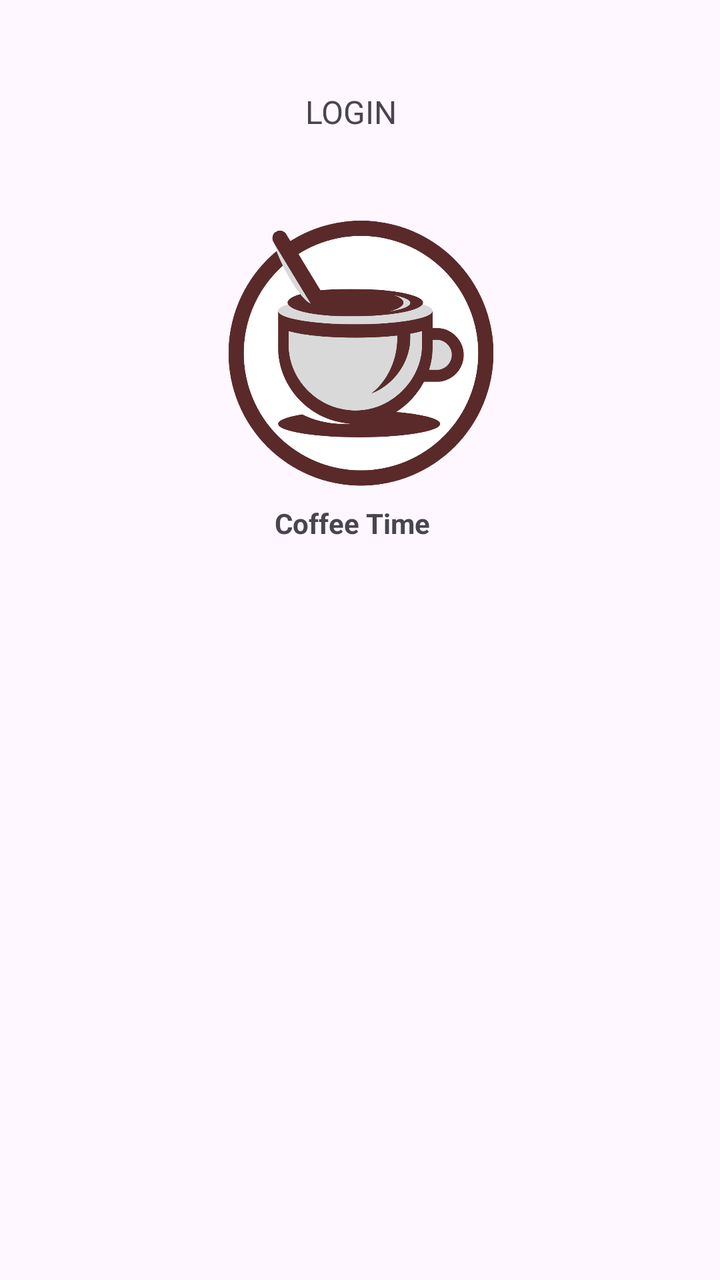
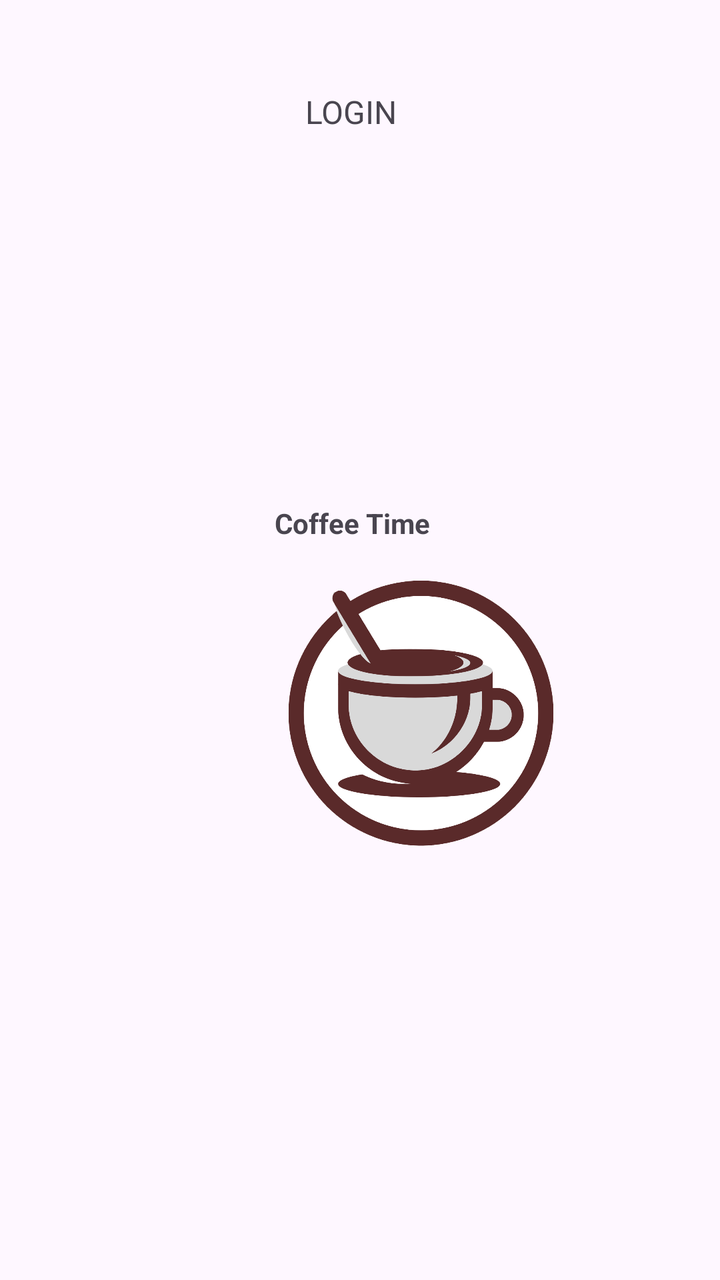

An Android layout rendered at two revisions. The XML below is the earlier revision; the diff shows what the commit changed to produce the second picture.
<!-- AndroidManifest.xml: application theme Theme.Cafeteria -->
<!-- res/layout/activity_segunda.xml -->
<?xml version="1.0" encoding="utf-8"?>
<androidx.constraintlayout.widget.ConstraintLayout xmlns:android="http://schemas.android.com/apk/res/android"
    xmlns:app="http://schemas.android.com/apk/res-auto"
    xmlns:tools="http://schemas.android.com/tools"
    android:id="@+id/main"
    android:layout_width="match_parent"
    android:layout_height="match_parent"
    tools:context=".SegundaActivity">


    <ImageView
        android:id="@+id/imageView"
        android:layout_width="269dp"
        android:layout_height="266dp"
        android:layout_marginStart="130dp"
        android:layout_marginTop="52dp"
        android:layout_marginEnd="131dp"
        android:src="@drawable/logo_coffe"
        app:layout_constraintEnd_toEndOf="parent"
        app:layout_constraintHorizontal_bias="0.495"
        app:layout_constraintStart_toStartOf="parent"
        app:layout_constraintTop_toTopOf="parent" />

    <TextView
        android:id="@+id/textView2"
        android:layout_width="86dp"
        android:layout_height="19dp"
        android:layout_marginStart="32dp"
        android:layout_marginTop="252dp"
        android:layout_marginEnd="24dp"
        android:text="Coffee Time"
        android:textStyle="bold"
        app:layout_constraintEnd_toEndOf="parent"
        app:layout_constraintHorizontal_bias="0.483"
        app:layout_constraintStart_toStartOf="parent"
        app:layout_constraintTop_toTopOf="parent" />

    <TextView
        android:id="@+id/textView"
        android:layout_width="wrap_content"
        android:layout_height="wrap_content"
        android:layout_marginStart="172dp"
        android:layout_marginTop="45dp"
        android:layout_marginEnd="181dp"
        android:text="LOGIN"
        android:textSize="16sp"
        app:layout_constraintEnd_toEndOf="parent"
        app:layout_constraintStart_toStartOf="parent"
        app:layout_constraintTop_toTopOf="parent" />
</androidx.constraintlayout.widget.ConstraintLayout>
<!-- resources referenced by this layout -->
<resources>
  <!-- drawable logo_coffe: png bitmap (drawable, 106600 bytes) -->
  <style name="Theme.Cafeteria" parent="Base.Theme.Cafeteria" />
  <style name="Base.Theme.Cafeteria" parent="Theme.Material3.DayNight.NoActionBar">
          
          
      </style>
</resources>

<!-- the commit's change to res/layout/activity_segunda.xml (unified diff, before → after) -->
@@ -13,11 +13,11 @@
         android:layout_width="269dp"
         android:layout_height="266dp"
         android:layout_marginStart="130dp"
-        android:layout_marginTop="52dp"
+        android:layout_marginTop="232dp"
         android:layout_marginEnd="131dp"
         android:src="@drawable/logo_coffe"
         app:layout_constraintEnd_toEndOf="parent"
-        app:layout_constraintHorizontal_bias="0.495"
+        app:layout_constraintHorizontal_bias="0.319"
         app:layout_constraintStart_toStartOf="parent"
         app:layout_constraintTop_toTopOf="parent" />
 
